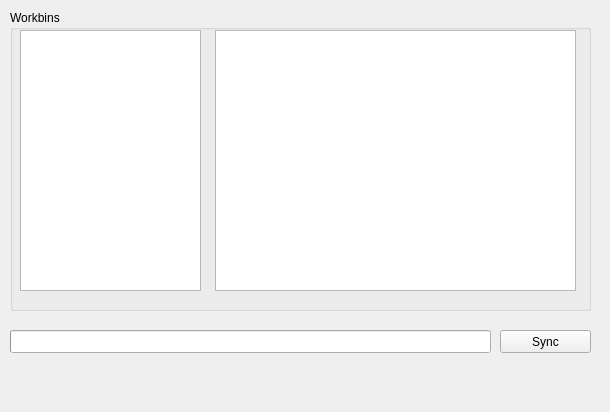
Old version of the form mainwindow.ui in the repository ashrayjain/IVLE-Drive.
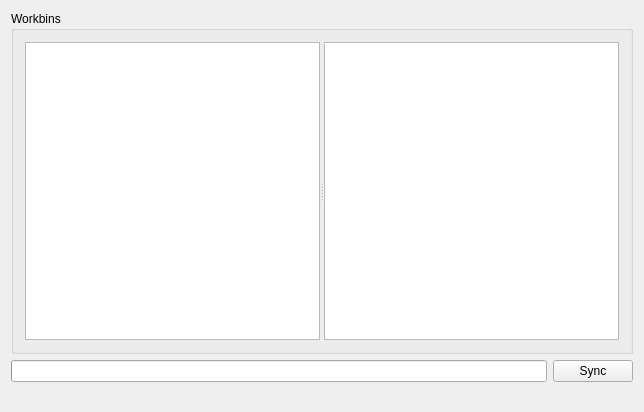
New version of the form.

The edit to the form file:
```diff
--- a/mainwindow.ui
+++ b/mainwindow.ui
@@ -6,7 +6,7 @@
    <rect>
     <x>0</x>
     <y>0</y>
-    <width>610</width>
+    <width>644</width>
     <height>412</height>
    </rect>
   </property>
@@ -14,28 +14,9 @@
    <string>IVLEDrive</string>
   </property>
   <widget class="QWidget" name="centralWidget">
-   <widget class="QPushButton" name="syncButton">
-    <property name="geometry">
-     <rect>
-      <x>500</x>
-      <y>330</y>
-      <width>91</width>
-      <height>23</height>
-     </rect>
-    </property>
-    <property name="text">
-     <string>Sync</string>
-    </property>
-   </widget>
+   <layout class="QGridLayout" name="gridLayout">
+    <item row="1" column="0">
    <widget class="QProgressBar" name="progressBar">
-    <property name="geometry">
-     <rect>
-      <x>10</x>
-      <y>330</y>
-      <width>481</width>
-      <height>23</height>
-     </rect>
-    </property>
     <property name="autoFillBackground">
      <bool>false</bool>
     </property>
@@ -46,42 +27,75 @@
      <bool>false</bool>
     </property>
    </widget>
+    </item>
+    <item row="1" column="1">
+     <widget class="QPushButton" name="syncButton">
+      <property name="text">
+       <string>Sync</string>
+      </property>
+     </widget>
+    </item>
+    <item row="0" column="0" colspan="2">
    <widget class="QGroupBox" name="groupBox">
-    <property name="geometry">
-     <rect>
-      <x>10</x>
-      <y>10</y>
-      <width>581</width>
-      <height>301</height>
-     </rect>
-    </property>
     <property name="title">
      <string>Workbins</string>
     </property>
-    <widget class="QListView" name="listView">
-     <property name="geometry">
-      <rect>
-       <x>205</x>
-       <y>20</y>
-       <width>361</width>
-       <height>261</height>
-      </rect>
-     </property>
-    </widget>
+      <layout class="QVBoxLayout" name="verticalLayout">
+       <item>
+        <widget class="QSplitter" name="splitter">
+         <property name="orientation">
+          <enum>Qt::Horizontal</enum>
+         </property>
+         <property name="opaqueResize">
+          <bool>true</bool>
+         </property>
     <widget class="QTreeView" name="treeView">
-     <property name="geometry">
-      <rect>
-       <x>10</x>
-       <y>20</y>
-       <width>181</width>
-       <height>261</height>
-      </rect>
-     </property>
-    </widget>
+          <property name="sizePolicy">
+           <sizepolicy hsizetype="Preferred" vsizetype="Expanding">
+            <horstretch>0</horstretch>
+            <verstretch>0</verstretch>
+           </sizepolicy>
+          </property>
+          <property name="font">
+           <font>
+            <pointsize>14</pointsize>
+           </font>
+          </property>
+          <property name="editTriggers">
+           <set>QAbstractItemView::NoEditTriggers</set>
+          </property>
+          <property name="alternatingRowColors">
+           <bool>false</bool>
+          </property>
+          <property name="textElideMode">
+           <enum>Qt::ElideLeft</enum>
+          </property>
+          <property name="itemsExpandable">
+           <bool>true</bool>
+          </property>
+          <property name="animated">
+           <bool>true</bool>
+          </property>
+          <attribute name="headerVisible">
+           <bool>false</bool>
+          </attribute>
+         </widget>
+         <widget class="QListView" name="listView">
+          <property name="sizePolicy">
+           <sizepolicy hsizetype="Expanding" vsizetype="Expanding">
+            <horstretch>0</horstretch>
+            <verstretch>0</verstretch>
+           </sizepolicy>
+          </property>
+         </widget>
+        </widget>
+       </item>
+      </layout>
     <zorder>listView</zorder>
     <zorder>treeView</zorder>
-    <zorder>treeView</zorder>
-   </widget>
+     </widget>
+    </item>
+   </layout>
    <zorder>groupBox</zorder>
    <zorder>syncButton</zorder>
    <zorder>progressBar</zorder>
```
Left out of the diff: 1 changed line with no effect on the pictures. Lines whose indentation alone changed are shown as unchanged.
